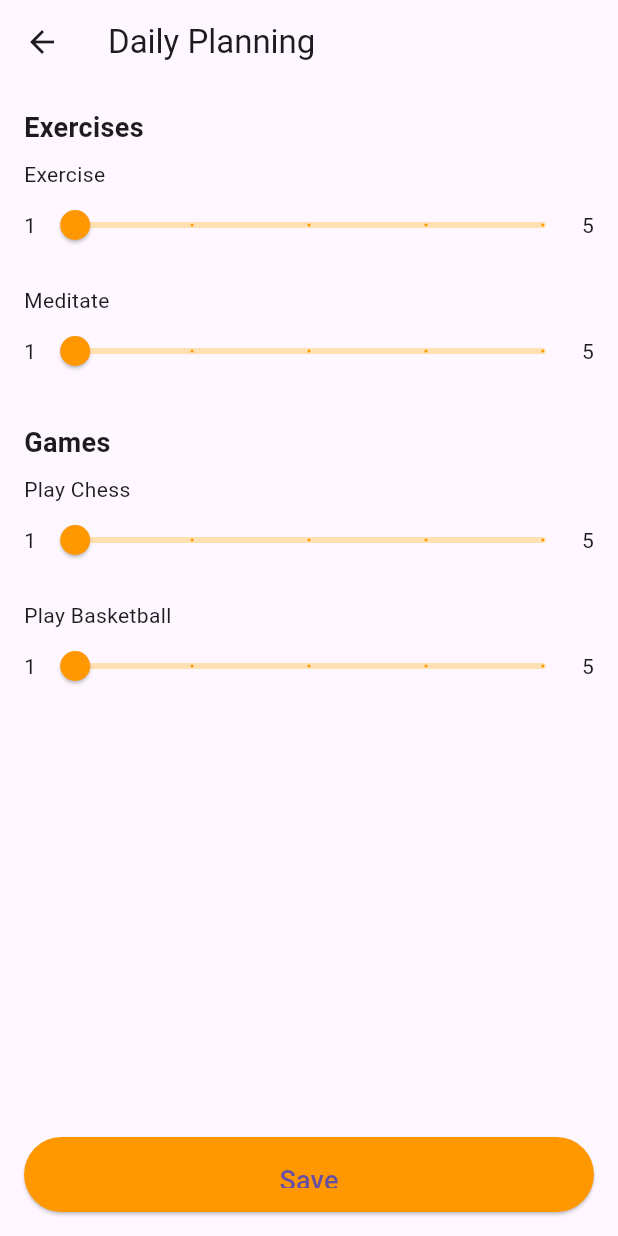
After one commit to hamdaniel/CShack, a Flutter app: the DailyPlanningScreen screen opened directly, on a phone screen of 412 x 824 dp. The commit adds this screen. Run offline on Flutter 3.47's test engine with Material 3 defaults, Android fonts, the phone set to English and light mode, and no system bars; our stand-ins replace shared_preferences; accounts and stored records are empty.

Commit message:
Add certain screens

```diff
--- /dev/null
+++ b/cshack_app/lib/screens/daily_planning_screen.dart
@@ -0,0 +1,116 @@
+import 'package:flutter/material.dart';
+
+class DailyPlanningScreen extends StatefulWidget {
+  const DailyPlanningScreen({Key? key}) : super(key: key);
+
+  @override
+  _DailyPlanningScreenState createState() => _DailyPlanningScreenState();
+}
+
+class _DailyPlanningScreenState extends State<DailyPlanningScreen> {
+  final List<Map<String, dynamic>> _exercises = [
+    {'task': 'Exercise', 'sliderValue': 1.0},
+    {'task': 'Meditate', 'sliderValue': 1.0},
+  ];
+
+  final List<Map<String, dynamic>> _games = [
+    {'task': 'Play Chess', 'sliderValue': 1.0},
+    {'task': 'Play Basketball', 'sliderValue': 1.0},
+  ];
+
+  void _savePlanning() {
+    // Implement the save functionality here
+    // For now, just print the values to the console
+    print('Exercises: $_exercises');
+    print('Games: $_games');
+  }
+
+  @override
+  Widget build(BuildContext context) {
+    return Scaffold(
+      appBar: AppBar(
+        title: const Text('Daily Planning'),
+      ),
+      body: Padding(
+        padding: const EdgeInsets.all(16.0),
+        child: Column(
+          children: [
+            Expanded(
+              child: ListView(
+                children: [
+                  const Text(
+                    'Exercises',
+                    style: TextStyle(
+                      fontSize: 18,
+                      fontWeight: FontWeight.bold,
+                    ),
+                  ),
+                  ..._exercises.map((exercise) => _buildSliderTile(exercise)),
+                  const SizedBox(height: 16),
+                  const Text(
+                    'Games',
+                    style: TextStyle(
+                      fontSize: 18,
+                      fontWeight: FontWeight.bold,
+                    ),
+                  ),
+                  ..._games.map((game) => _buildSliderTile(game)),
+                ],
+              ),
+            ),
+            const SizedBox(height: 50),  // Increased height to raise the button more
+            SizedBox(
+              width: double.infinity,
+              height: 50,
+              child: ElevatedButton(
+                onPressed: _savePlanning,
+                style: ElevatedButton.styleFrom(
+                  backgroundColor: Colors.orange,
+                  padding: const EdgeInsets.symmetric(vertical: 16),
+                ),
+                child: const Text(
+                  'Save',
+                  style: TextStyle(fontSize: 18),
+                ),
+              ),
+            ),
+          ],
+        ),
+      ),
+    );
+  }
+
+  Widget _buildSliderTile(Map<String, dynamic> item) {
+    return Padding(
+      padding: const EdgeInsets.symmetric(vertical: 8.0),
+      child: Column(
+        crossAxisAlignment: CrossAxisAlignment.start,
+        children: [
+          Text(item['task']),
+          Row(
+            children: [
+              const Text('1'),
+              Expanded(
+                child: Slider(
+                  value: item['sliderValue'],
+                  min: 1,
+                  max: 5,
+                  divisions: 4,
+                  label: item['sliderValue'].round().toString(),
+                  activeColor: Colors.orange,  // Set the active color to orange
+                  inactiveColor: Colors.orange.shade100,  // Set the inactive color to a lighter shade of orange
+                  onChanged: (newValue) {
+                    setState(() {
+                      item['sliderValue'] = newValue;
+                    });
+                  },
+                ),
+              ),
+              const Text('5'),
+            ],
+          ),
+        ],
+      ),
+    );
+  }
+}
--- a/cshack_app/pubspec.yaml
+++ b/cshack_app/pubspec.yaml
@@ -31,6 +31,8 @@ dependencies:
   flutter:
     sdk: flutter
   shared_preferences: ^2.0.8 # Add this line
+  charts_flutter: ^0.12.0
+
 
   # The following adds the Cupertino Icons font to your application.
   # Use with the CupertinoIcons class for iOS style icons.
@@ -52,7 +54,8 @@ dev_dependencies:
 
 # The following section is specific to Flutter packages.
 flutter:
-
+  assets:
+    - assets/
   # The following line ensures that the Material Icons font is
   # included with your application, so that you can use the icons in
   # the material Icons class.
```
Also changed, not shown: cshack_app/lib/main.dart (+7 -1 lines), cshack_app/lib/screens/avatar_selection_screen.dart (added, +61 -0 lines), cshack_app/lib/screens/statistics_screen.dart (added, +81 -0 lines), cshack_app/assets/avatar1.png (added), cshack_app/assets/avatar2.png (added), cshack_app/assets/avatar3.png (added), cshack_app/assets/avatar4.png (added), cshack_app/assets/avatar5.png (added), cshack_app/assets/avatar6.png (added), cshack_app/assets/graph.png (added), cshack_app/pubspec.lock.
